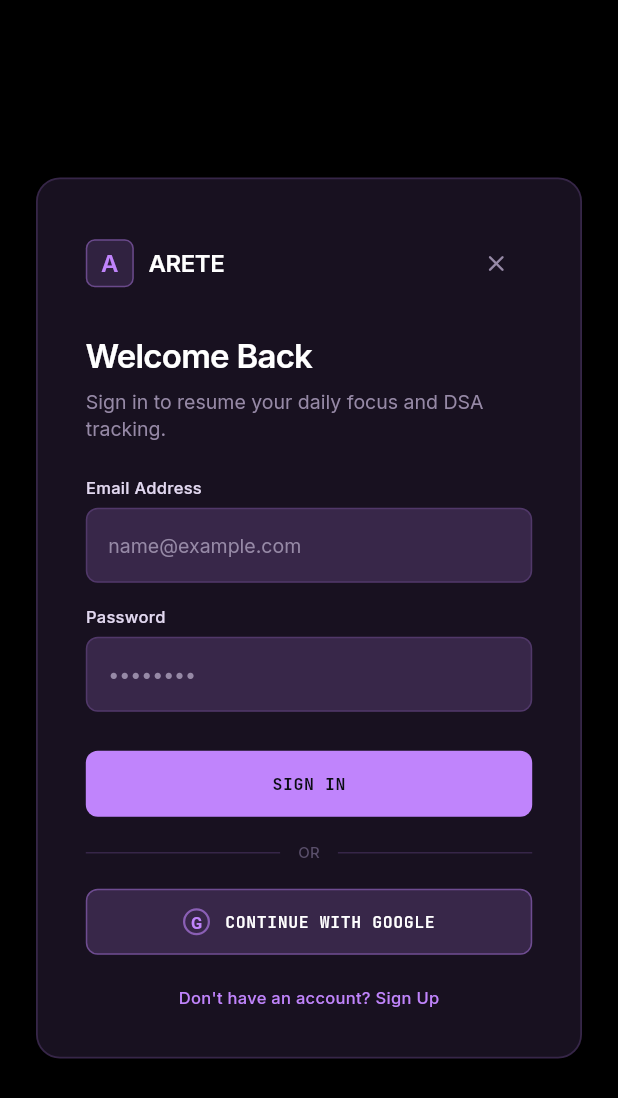
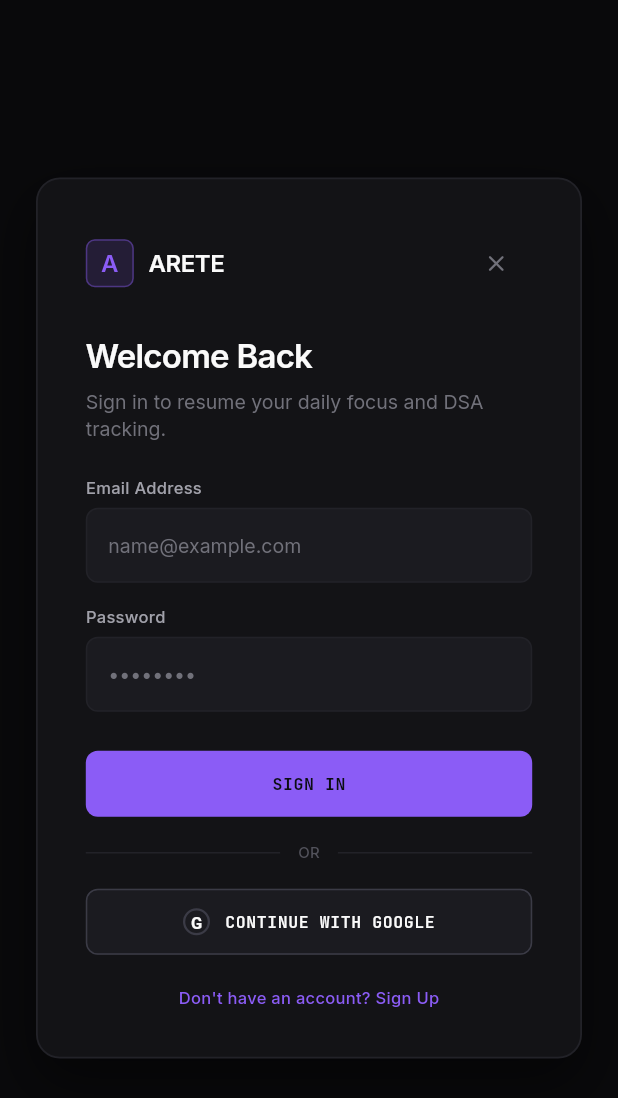
Before and after one commit to Dhyanesh2603/Arete, a Flutter app: the AuthView screen opened by its route, on a phone screen of 412 x 824 dp. Shown: the top 1098 px of the screen. Run offline on Flutter 3.47's test engine with Material 3 defaults, Android fonts, the light colour scheme and no system bars; our stand-ins replace fl_chart, flutter_riverpod, go_router, google_fonts, shared_preferences, supabase; missing offline and left inert: dart:html, dart:js_interop; accounts and stored records are empty.

Commit message:
style: replace monochromatic purple wash with balanced neutral dark charcoal theme and subtle violet accents

```diff
--- a/lib/core/theme/app_colors.dart
+++ b/lib/core/theme/app_colors.dart
@@ -1,37 +1,38 @@
 import 'package:flutter/material.dart';
 
 class AppColors {
-  // Surface & Depth Tokens
-  static const Color canvas = Color(0xFF000000); // Pure OLED Black
-  static const Color surfaceTier1 = Color(0x20C084FC); // ~12.5% Darker Translucent Purple Matte Glass
-  static const Color surfaceTier2 = Color(0x30C084FC); // ~18.8% Smoky Purple Glass (Chips / Nested)
-  static const Color surfaceHover = Color(0x40C084FC); // ~25% Translucent Purple (Hover)
-  static const Color surfaceGlass = Color(0x20C084FC); // Darker Matte Frosted Purple Glass
+  // Surface & Depth Tokens (Neutral Dark Zinc / Graphite for eye comfort)
+  static const Color canvas = Color(0xFF09090B); // Pure Deep Neutral Black (OLED-friendly)
+  static const Color surfaceTier1 = Color(0xFF131316); // Sleek Dark Charcoal Surface (Cards / Modals)
+  static const Color surfaceTier2 = Color(0xFF1B1B20); // Elevated Neutral (Inputs / Nested Cards / Search)
+  static const Color surfaceHover = Color(0xFF24242C); // Clean Neutral Hover
+  static const Color surfaceGlass = Color(0xEB131316); // 92% Matte Frosted Dark Glass
 
-  // Hairline Frosted Purple Borders
-  static const Color borderSubtle = Color(0x2EC084FC); // 18% Darker Frosted Purple Border
-  static const Color borderActive = Color(0x66C084FC); // 40% Active Purple Border
-  static const Color borderGlowCyan = Color(0x44C084FC); // Subtle Purple Glow
+  // Hairline Neutral Borders (Crisp and subtle, zero harsh glare)
+  static const Color borderSubtle = Color(0xFF222228); // 1px Neutral Divider / Card Outline
+  static const Color borderActive = Color(0xFF3B3B46); // Neutral Active Border
+  static const Color borderGlowCyan = Color(0x338B5CF6); // Subtle Violet Accent Glow
 
-  // Typography Tones
-  static const Color textHigh = Color(0xFFFFFFFF); // Crisp Pure White
-  static const Color textMedium = Color(0xFFE2D8F0); // Soft Silver Lavender
-  static const Color textMuted = Color(0xFF9689A6); // Muted Lavender-Grey
-  static const Color textSubtle = Color(0xFF5A4F6B); // Deep Purple-Grey
+  // Typography Tones (Clean, natural neutral whites & cool grays)
+  static const Color textHigh = Color(0xFFFAFAFA); // Crisp Pure White
+  static const Color textMedium = Color(0xFFA1A1AA); // Cool Silver Neutral Gray (No color fatigue)
+  static const Color textMuted = Color(0xFF71717A); // Slate Zinc Gray
+  static const Color textSubtle = Color(0xFF52525B); // Dim Zinc Gray
 
-  // Domain & Status Signals (Variable names kept for codebase compatibility)
-  static const Color cyan = Color(0xFFC084FC); // Electric Light Purple (Primary Accent)
-  static const Color cyanBg = Color(0x25C084FC); // Translucent Purple Badge Fill
+  // Primary Brand Accent - Tasteful Electric Violet (Used for key focal actions only!)
+  static const Color cyan = Color(0xFF8B5CF6); // Vivid Violet (Primary CTA Buttons, Key Highlights)
+  static const Color cyanBg = Color(0x248B5CF6); // 14% Subtle Violet Tint (Badges / Active pills only)
 
-  static const Color mint = Color(0xFF2DD4BF); // Bright Teal (Solved)
-  static const Color mintBg = Color(0x2B2DD4BF);
+  // Rich Balanced Domain Signals (Multi-color harmony so UI never feels monochromatic)
+  static const Color mint = Color(0xFF10B981); // Emerald Green (Solved DSA, Completed Items)
+  static const Color mintBg = Color(0x1F10B981); // 12% Emerald Tint
 
-  static const Color lavender = Color(0xFFE9D5FF); // Soft Lilac
-  static const Color lavenderBg = Color(0x2BE9D5FF);
+  static const Color amber = Color(0xFFF59E0B); // Golden Amber (Streaks, Focus Timers, Medium Priority)
+  static const Color amberBg = Color(0x1FF59E0B); // 12% Amber Tint
 
-  static const Color amber = Color(0xFFFBBF24); // Warm Gold (Focus & Med)
-  static const Color amberBg = Color(0x2BFBBF24);
+  static const Color rose = Color(0xFFEF4444); // Crimson Coral (High Priority, Blockers, Sign Out)
+  static const Color roseBg = Color(0x1FEF4444); // 12% Crimson Tint
 
-  static const Color rose = Color(0xFFF43F5E); // Neon Rose (High Priority)
-  static const Color roseBg = Color(0x2BF43F5E);
+  static const Color lavender = Color(0xFF6366F1); // Indigo Blue (Strategic Milestones, Roadmaps)
+  static const Color lavenderBg = Color(0x1F6366F1); // 12% Indigo Tint
 }
--- a/lib/presentation/views/auth/auth_view.dart
+++ b/lib/presentation/views/auth/auth_view.dart
@@ -282,13 +282,13 @@ class _AuthViewState extends ConsumerState<AuthView> {
                           height: 18,
                           decoration: BoxDecoration(
                             shape: BoxShape.circle,
-                            border: Border.all(color: AppColors.cyan.withValues(alpha: 0.6), width: 1.5),
+                            border: Border.all(color: AppColors.borderActive, width: 1.5),
                           ),
                           child: const Center(
                             child: Text(
                               'G',
                               style: TextStyle(
-                                color: AppColors.cyan,
+                                color: AppColors.textHigh,
                                 fontWeight: FontWeight.bold,
                                 fontSize: 11,
                               ),
```
